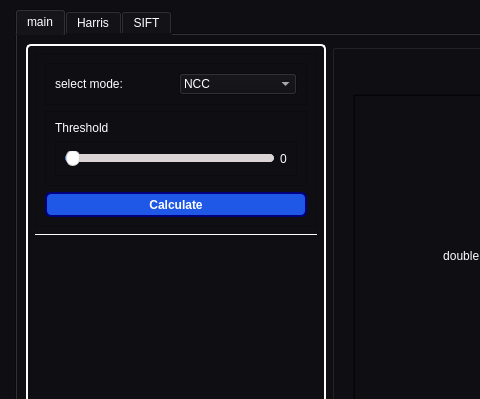
The window that ui.ui (Eagle-E-Y-E/KeyMatch) describes before a commit, drawn with Qt 5; both pictures show x 0 to 480 and y 0 to 399 of the 1027 by 809 pixel window.
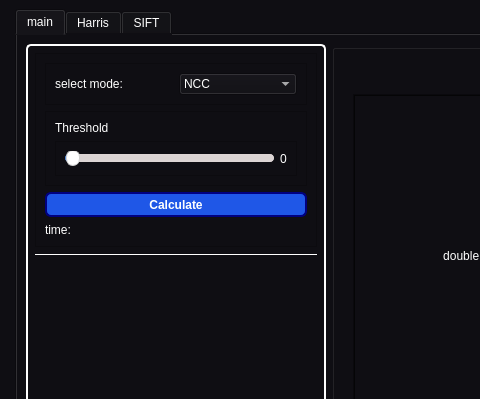
The same window after the commit. Icons and pictures are not drawn.

Commit message: ncc time label

What changed in the file:
```diff
--- a/ui.ui
+++ b/ui.ui
@@ -531,6 +531,13 @@
                 </property>
                </widget>
               </item>
+              <item>
+               <widget class="QLabel" name="Ncc_time_label">
+                <property name="text">
+                 <string>time:</string>
+                </property>
+               </widget>
+              </item>
              </layout>
             </widget>
            </item>
```
Left out of the diff: 6 changed lines with no effect on the pictures. The commit also changes 1 other file.
